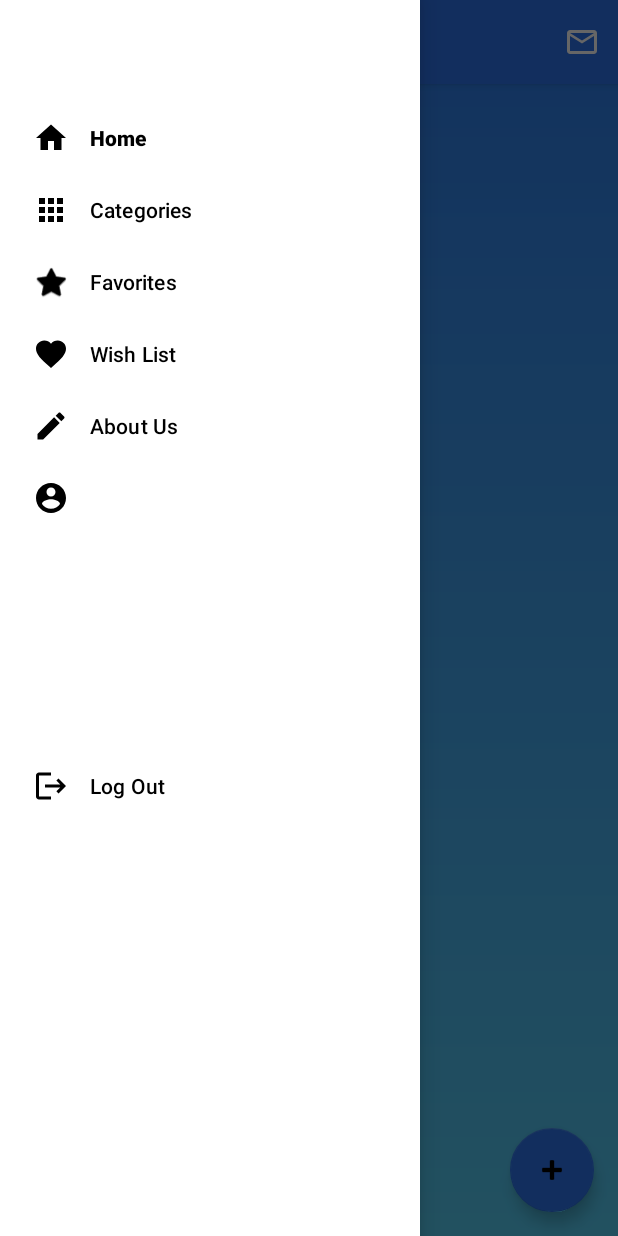
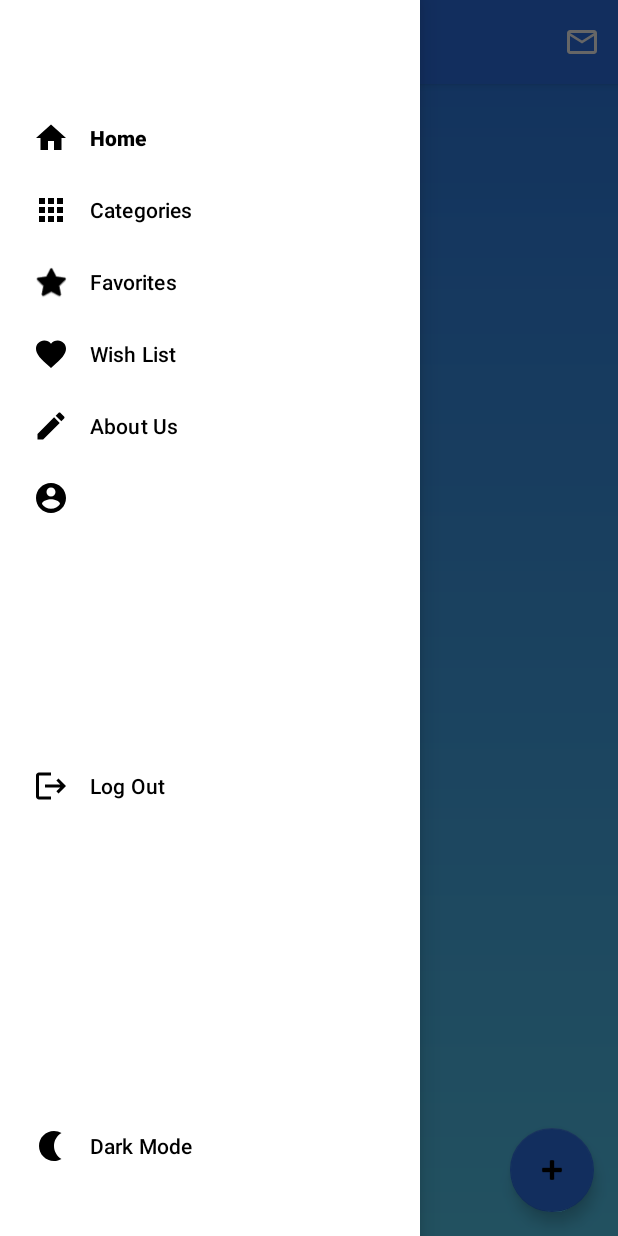
Before and after one commit to notkreader/Projeto_CM_TP1, an Android app: the screen it shows after launch once a user with an empty profile is signed in (MainActivity), with the side drawer open, on a phone screen of 412 x 824 dp. Run offline under Robolectric (Android 15) with nearby library versions, the phone set to English and light mode, and no system bars; our stand-ins replace Firebase (no records; nobody signed in at launch, a user with empty details on screens opened directly), navigation-ui; pictures from the network do not load.

Commit message:
Dark Mode FINAL

```diff
--- a/app/src/main/java/com/example/projeto_cm/MainActivity.java
+++ b/app/src/main/java/com/example/projeto_cm/MainActivity.java
@@ -52,21 +52,14 @@ public class MainActivity extends AppCompatActivity {
     @Override
     protected void onCreate(Bundle savedInstanceState) {
         SharedPreferences sharedPreferences = getSharedPreferences("sharedPrefs", MODE_PRIVATE);
-        /*boolean isDarkModeOn;
+        final SharedPreferences.Editor editor = sharedPreferences.edit();
+        final boolean isDarkModeOn = sharedPreferences.getBoolean("isDarkModeOn", false);
+
         if(AppCompatDelegate.getDefaultNightMode() == AppCompatDelegate.MODE_NIGHT_YES){
-            isDarkModeOn = true;
+            setTheme(R.style.DarkTheme);
         }else{
-            isDarkModeOn = false;
+            setTheme(R.style.LightTheme);
         }
-        final boolean dmo = sharedPreferences.getBoolean("isDarkModeOn", isDarkModeOn);
-
-        if (dmo == true) {
-            setTheme(R.style.DarkTheme);
-        } else {
-            setTheme(R.style.LightTheme);
-        }*/
-
-        setTheme(R.style.LightTheme);
 
         super.onCreate(savedInstanceState);
 
@@ -97,6 +90,32 @@ public class MainActivity extends AppCompatActivity {
             mAuth.signOut();
             AppCompatDelegate.setDefaultNightMode(AppCompatDelegate.MODE_NIGHT_NO);
             startActivity(new Intent(MainActivity.this, LoginUser.class));
+            return true;
+        });
+
+        if(isDarkModeOn){
+            AppCompatDelegate.setDefaultNightMode(AppCompatDelegate.MODE_NIGHT_YES);
+            navigationView.getMenu().findItem(R.id.nav_darkMode).setIcon(R.drawable.ic_baseline_wb_sunny_24);
+        }else{
+            AppCompatDelegate.setDefaultNightMode(AppCompatDelegate.MODE_NIGHT_NO);
+            navigationView.getMenu().findItem(R.id.nav_darkMode).setIcon(R.drawable.ic_baseline_nightlight_24);
+        }
+
+        navigationView.getMenu().findItem(R.id.nav_darkMode).setOnMenuItemClickListener(menuItem -> {
+            Intent i = new Intent(getApplicationContext(), MainActivity.class);
+            startActivity(i);
+            finish();
+
+            if (isDarkModeOn ) {
+                AppCompatDelegate.setDefaultNightMode(AppCompatDelegate.MODE_NIGHT_NO);
+                editor.putBoolean("isDarkModeOn", false);
+            }
+            else {
+                AppCompatDelegate.setDefaultNightMode(AppCompatDelegate.MODE_NIGHT_YES);
+                editor.putBoolean("isDarkModeOn", true);
+            }
+
+            editor.apply();
             return true;
         });
 
--- /dev/null
+++ b/app/src/main/res/drawable/ic_baseline_nightlight_24.xml
@@ -0,0 +1,5 @@
+<vector android:height="48dp" android:tint="?attr/colorControlNormal"
+    android:viewportHeight="24" android:viewportWidth="24"
+    android:width="48dp" xmlns:android="http://schemas.android.com/apk/res/android">
+    <path android:fillColor="@android:color/white" android:pathData="M14,2c1.82,0 3.53,0.5 5,1.35C16.01,5.08 14,8.3 14,12s2.01,6.92 5,8.65C17.53,21.5 15.82,22 14,22C8.48,22 4,17.52 4,12S8.48,2 14,2z"/>
+</vector>
--- /dev/null
+++ b/app/src/main/res/drawable/ic_baseline_wb_sunny_24.xml
@@ -0,0 +1,5 @@
+<vector android:height="48dp" android:tint="?attr/colorControlNormal"
+    android:viewportHeight="24" android:viewportWidth="24"
+    android:width="48dp" xmlns:android="http://schemas.android.com/apk/res/android">
+    <path android:fillColor="@android:color/white" android:pathData="M6.76,4.84l-1.8,-1.79 -1.41,1.41 1.79,1.79 1.42,-1.41zM4,10.5L1,10.5v2h3v-2zM13,0.55h-2L11,3.5h2L13,0.55zM20.45,4.46l-1.41,-1.41 -1.79,1.79 1.41,1.41 1.79,-1.79zM17.24,18.16l1.79,1.8 1.41,-1.41 -1.8,-1.79 -1.4,1.4zM20,10.5v2h3v-2h-3zM12,5.5c-3.31,0 -6,2.69 -6,6s2.69,6 6,6 6,-2.69 6,-6 -2.69,-6 -6,-6zM11,22.45h2L13,19.5h-2v2.95zM3.55,18.54l1.41,1.41 1.79,-1.8 -1.41,-1.41 -1.79,1.8z"/>
+</vector>
--- a/app/src/main/res/menu/activity_main_drawer.xml
+++ b/app/src/main/res/menu/activity_main_drawer.xml
@@ -46,5 +46,24 @@
             android:id="@+id/nav_logOut"
             android:icon="@drawable/ic_baseline_logout_24"
             android:title="@string/menu_logOut"/>
+        <item
+            android:id="@+id/nav_spacer4"
+            android:title=""
+            android:enabled="false"/>
+        <item
+            android:id="@+id/nav_spacer5"
+            android:title=""
+            android:enabled="false"/>
+        <item
+            android:id="@+id/nav_spacer6"
+            android:title=""
+            android:enabled="false"/>
+        <item
+            android:id="@+id/nav_spacer7"
+            android:title=""
+            android:enabled="false"/>
+        <item
+            android:id="@+id/nav_darkMode"
+            android:title="@string/dark_mode_drawer"/>
     </group>
 </menu>
--- a/app/src/main/res/values/strings.xml
+++ b/app/src/main/res/values/strings.xml
@@ -106,6 +106,7 @@
 
     <!-- Wishlist -->
     <string name="wishlist">WishList</string>
+    <string name="dark_mode_drawer">Dark Mode</string>
 
 
 </resources>
--- a/app/src/main/res/values/styles.xml
+++ b/app/src/main/res/values/styles.xml
@@ -18,7 +18,7 @@
         <item name="app_bar_color">#2D73EB</item>
     </style>
 
-    <!-- dark application theme.
+    <!-- dark application theme. -->
     <style name="DarkTheme" parent="Theme.AppCompat.Light.NoActionBar">
         <item name="colorPrimary">#000</item>
         <item name="colorPrimaryDark">#000</item>
@@ -30,5 +30,5 @@
         <item name="drawer_text_color">@color/white</item>
         <item name="app_bar_color">#292929</item>
     </style>
-    -->
+
 </resources>
```
